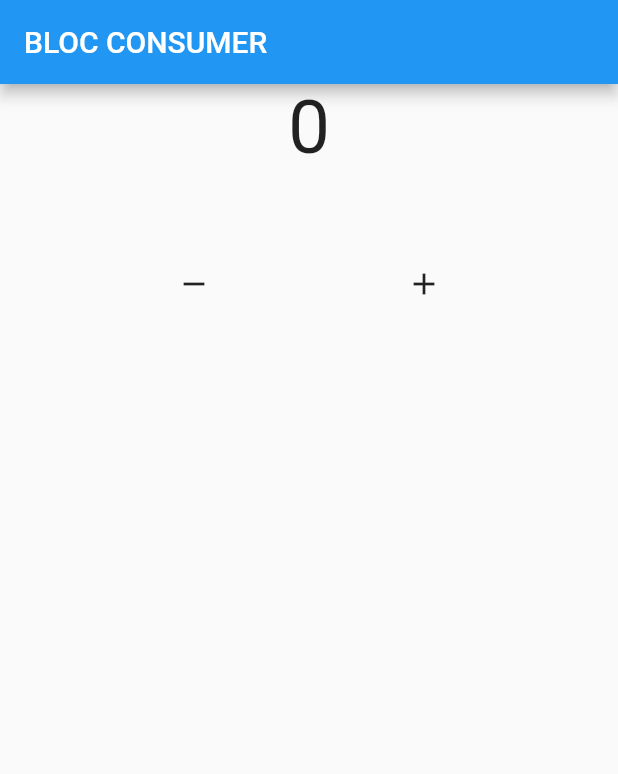
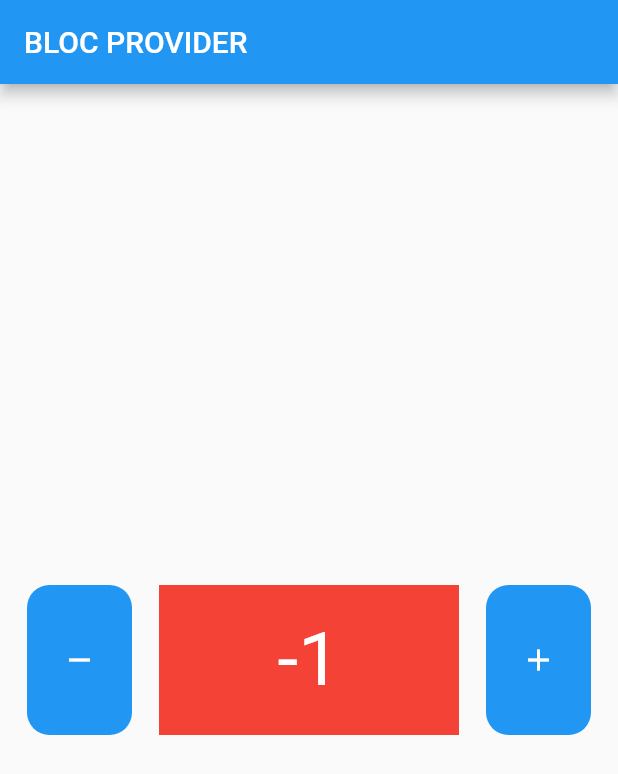
Before and after one commit to Lavina-23/bloc, a Flutter app: the screen it shows after launch, after a tap on the "remove" icon, on a phone screen of 412 x 824 dp. Shown: the top 774 px of the screen. Run offline on Flutter 3.47's test engine with Material 2 defaults, Android fonts, the phone set to English and light mode, and no system bars; our stand-ins replace bloc, flutter_bloc.

Commit message:
7. Bloc Provider

```diff
--- a/lib/main.dart
+++ b/lib/main.dart
@@ -1,5 +1,6 @@
-import 'package:bloc/bloc.dart';
 import 'package:flutter/material.dart';
+import 'package:flutter_bloc/flutter_bloc.dart';
+import 'package:learn_bloc/bloc/counter.dart';
 import 'pages/homepage.dart';
 
 void main() {
@@ -11,8 +12,11 @@ class MyApp extends StatelessWidget {
 
   @override
   Widget build(BuildContext context) {
-    return MaterialApp(
-      home: Homepage(),
+    return BlocProvider(
+      create: (context) => Counter(),
+      child: MaterialApp(
+        home: Homepage(),
+      ),
     );
   }
 }
--- /dev/null
+++ b/lib/pages/data_widget.dart
@@ -0,0 +1,33 @@
+import 'package:flutter/material.dart';
+import 'package:flutter_bloc/flutter_bloc.dart';
+import 'package:learn_bloc/bloc/counter.dart';
+
+class DataWidget extends StatelessWidget {
+  const DataWidget({
+    super.key,
+  });
+
+  @override
+  Widget build(BuildContext context) {
+    Counter mycounter = BlocProvider.of<Counter>(context);
+    return Container(
+      height: 100,
+      width: 200,
+      color: Colors.red,
+      child: Center(
+        child:BlocBuilder(
+          bloc: mycounter,
+          builder: (context, state) {
+            return Text(
+              "$state",
+              style: const TextStyle(
+                fontSize: 50,
+                color: Colors.white,
+              ),
+            );
+          }
+        )
+      ),
+    );
+  }
+}
--- a/lib/pages/homepage.dart
+++ b/lib/pages/homepage.dart
@@ -1,71 +1,64 @@
 import 'package:flutter/material.dart';
+import 'package:flutter_bloc/flutter_bloc.dart';
 import 'package:learn_bloc/bloc/counter.dart';
-import 'package:flutter_bloc/flutter_bloc.dart';
-
+import 'package:learn_bloc/pages/data_widget.dart';
 
 class Homepage extends StatelessWidget {
   Homepage({super.key});
+
   Counter mycounter = Counter();
 
   @override
   Widget build(BuildContext context) {
+    Counter mycounter = BlocProvider.of<Counter>(context);
     return Scaffold(
         appBar: AppBar(
-        title: const Text("BLOC CONSUMER"),
+          title: const Text("BLOC PROVIDER"),
         ),
         body: Column(
+          mainAxisAlignment: MainAxisAlignment.center,
           children: [
-          BlocConsumer<Counter, int>(
-            bloc: mycounter,
-            buildWhen: (previous, current) {
-              if (current >= 10) {
-                return true;
-              } else {
-                return false;
-              }
-            },
-            builder: (context, state) {
-                return Text(
-                  "$state",
-                  style: const TextStyle(
-                    fontSize: 50,
-                  ),
-                );
-              },
-              listener: (context, state) {
-                ScaffoldMessenger.of(context).showSnackBar(
-                  const SnackBar(
-                    duration: Duration(seconds: 1),
-                    content: Text("DATA GENAP")
-                  ),
-                );
-              },
-              listenWhen: (previous, current) {
-                if (current % 2 == 0) {
-                  return true;
-                } else {
-                  return false;
-                }
-              },
-            ),
-          const SizedBox( height: 50,),
             Row(
               mainAxisAlignment: MainAxisAlignment.spaceEvenly,
               children: [
-              IconButton(
-                onPressed: () {
+                // minus
+                Material(
+                  color: Colors.blue,
+                  borderRadius: BorderRadius.circular(15),
+                  child: InkWell(
+                    onTap: () {
                       mycounter.decrement();
                     },
-                icon: const Icon (Icons.remove)
+                    child: const SizedBox(
+                      height: 100,
+                      width: 70,
+                      child: Center(
+                        child: Icon(Icons.remove, color: Colors.white,),
                       ),
-              IconButton(
-                onPressed: () {
+                    ),
+                  ),
+                ),
+                // data
+                DataWidget(),
+                // plus
+                Material(
+                  color: Colors.blue,
+                  borderRadius: BorderRadius.circular(15),
+                  child: InkWell(
+                    onTap: () {
                       mycounter.increment();
                     },
-                icon: const Icon(Icons.add)
+                    child: const SizedBox(
+                      height: 100,
+                      width: 70,
+                      child: Center(
+                        child: Icon(Icons.add, color: Colors.white,),
+                      ),
+                    ),
+                  ),
                 ),
               ],
-          )
+            ),
           ],
         ),
       );
```
Lines whose indentation alone changed are shown as unchanged.
